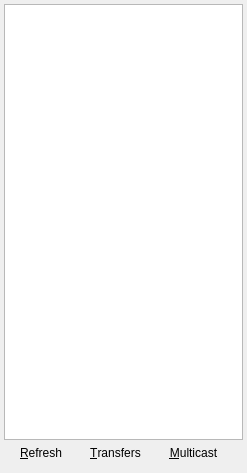
Old version of the form ui/peerdialog.ui in the repository shaan7/Kapotah.
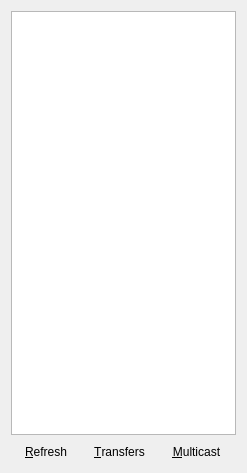
New version of the form.

The edit to the form file:
```diff
--- a/ui/peerdialog.ui
+++ b/ui/peerdialog.ui
@@ -19,28 +19,15 @@
   <property name="layoutDirection">
    <enum>Qt::LeftToRight</enum>
   </property>
+  <layout class="QVBoxLayout" name="verticalLayout">
+   <item>
   <widget class="QListView" name="peersListView">
-   <property name="geometry">
-    <rect>
-     <x>4</x>
-     <y>4</y>
-     <width>239</width>
-     <height>436</height>
-    </rect>
-   </property>
    <property name="selectionMode">
     <enum>QAbstractItemView::MultiSelection</enum>
    </property>
   </widget>
-  <widget class="QWidget" name="layoutWidget">
-   <property name="geometry">
-    <rect>
-     <x>5</x>
-     <y>440</y>
-     <width>231</width>
-     <height>26</height>
-    </rect>
-   </property>
+   </item>
+   <item>
    <layout class="QGridLayout" name="gridLayout">
     <item row="0" column="0">
      <widget class="QToolButton" name="refreshButton">
@@ -73,7 +60,8 @@
      </widget>
     </item>
    </layout>
-  </widget>
+   </item>
+  </layout>
  </widget>
  <resources/>
  <connections/>
```
Lines whose indentation alone changed are shown as unchanged.
